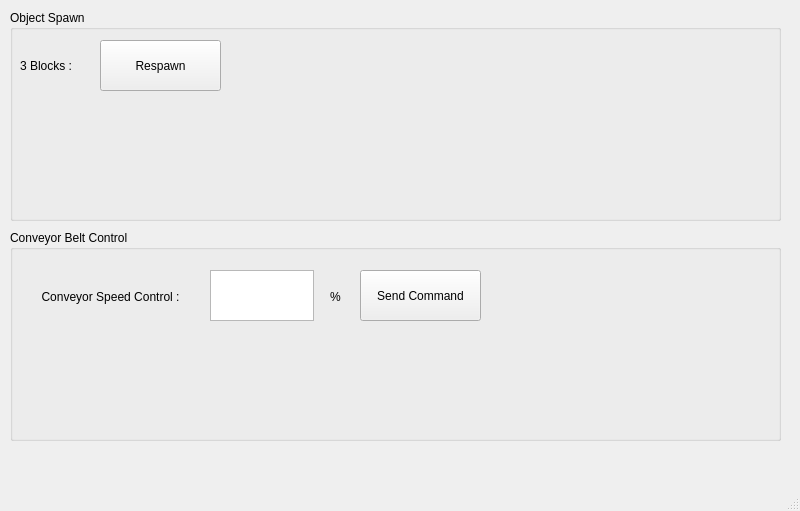
The window that fruitSorter/src/control.ui (NTLevin/ECE470FinalProject) describes before a commit, drawn with Qt 5.
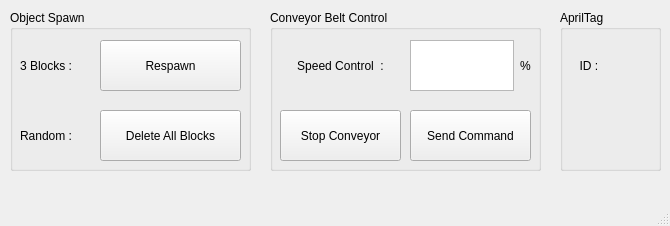
The same window after the commit.

```diff
--- a/fruitSorter/src/control.ui
+++ b/fruitSorter/src/control.ui
@@ -6,8 +6,8 @@
    <rect>
     <x>0</x>
     <y>0</y>
-    <width>800</width>
-    <height>511</height>
+    <width>670</width>
+    <height>226</height>
    </rect>
   </property>
   <property name="windowTitle">
@@ -19,8 +19,8 @@
      <rect>
       <x>10</x>
       <y>10</y>
-      <width>771</width>
-      <height>211</height>
+      <width>241</width>
+      <height>161</height>
      </rect>
     </property>
     <property name="title">
@@ -31,7 +31,7 @@
       <rect>
        <x>90</x>
        <y>30</y>
-       <width>121</width>
+       <width>141</width>
        <height>51</height>
       </rect>
      </property>
@@ -52,14 +52,40 @@
       <string>3 Blocks :</string>
      </property>
     </widget>
+    <widget class="QLabel" name="label_4">
+     <property name="geometry">
+      <rect>
+       <x>10</x>
+       <y>100</y>
+       <width>71</width>
+       <height>51</height>
+      </rect>
+     </property>
+     <property name="text">
+      <string>Random :</string>
+     </property>
+    </widget>
+    <widget class="QPushButton" name="pushButton_delete_all">
+     <property name="geometry">
+      <rect>
+       <x>90</x>
+       <y>100</y>
+       <width>141</width>
+       <height>51</height>
+      </rect>
+     </property>
+     <property name="text">
+      <string>Delete All Blocks</string>
+     </property>
+    </widget>
    </widget>
    <widget class="QGroupBox" name="groupBox_2">
     <property name="geometry">
      <rect>
-      <x>10</x>
-      <y>230</y>
-      <width>771</width>
-      <height>211</height>
+      <x>270</x>
+      <y>10</y>
+      <width>271</width>
+      <height>161</height>
      </rect>
     </property>
     <property name="title">
@@ -68,8 +94,8 @@
     <widget class="QPushButton" name="pushButton_conveyor_speed">
      <property name="geometry">
       <rect>
-       <x>350</x>
-       <y>40</y>
+       <x>140</x>
+       <y>100</y>
        <width>121</width>
        <height>51</height>
       </rect>
@@ -82,13 +108,13 @@
      <property name="geometry">
       <rect>
        <x>10</x>
-       <y>46</y>
-       <width>181</width>
-       <height>41</height>
+       <y>30</y>
+       <width>121</width>
+       <height>51</height>
       </rect>
      </property>
      <property name="text">
-      <string>Conveyor Speed Control :</string>
+      <string>Speed Control  :</string>
      </property>
      <property name="alignment">
       <set>Qt::AlignCenter</set>
@@ -97,10 +123,10 @@
     <widget class="QLabel" name="label_3">
      <property name="geometry">
       <rect>
-       <x>310</x>
-       <y>46</y>
+       <x>240</x>
+       <y>30</y>
        <width>31</width>
-       <height>41</height>
+       <height>51</height>
       </rect>
      </property>
      <property name="text">
@@ -113,13 +139,71 @@
     <widget class="QPlainTextEdit" name="plainTextEdit_conveyor_speed">
      <property name="geometry">
       <rect>
-       <x>200</x>
-       <y>40</y>
+       <x>140</x>
+       <y>30</y>
        <width>104</width>
        <height>51</height>
       </rect>
      </property>
     </widget>
+    <widget class="QPushButton" name="pushButton_conveyor_stop">
+     <property name="geometry">
+      <rect>
+       <x>10</x>
+       <y>100</y>
+       <width>121</width>
+       <height>51</height>
+      </rect>
+     </property>
+     <property name="text">
+      <string>Stop Conveyor</string>
+     </property>
+    </widget>
+   </widget>
+   <widget class="QGroupBox" name="groupBox_3">
+    <property name="geometry">
+     <rect>
+      <x>560</x>
+      <y>10</y>
+      <width>101</width>
+      <height>161</height>
+     </rect>
+    </property>
+    <property name="title">
+     <string>AprilTag</string>
+    </property>
+    <widget class="QLabel" name="label_7">
+     <property name="geometry">
+      <rect>
+       <x>10</x>
+       <y>30</y>
+       <width>41</width>
+       <height>51</height>
+      </rect>
+     </property>
+     <property name="text">
+      <string>ID : </string>
+     </property>
+     <property name="alignment">
+      <set>Qt::AlignCenter</set>
+     </property>
+    </widget>
+    <widget class="QLabel" name="label_8">
+     <property name="geometry">
+      <rect>
+       <x>50</x>
+       <y>30</y>
+       <width>41</width>
+       <height>51</height>
+      </rect>
+     </property>
+     <property name="text">
+      <string/>
+     </property>
+     <property name="alignment">
+      <set>Qt::AlignCenter</set>
+     </property>
+    </widget>
    </widget>
    <zorder>groupBox_2</zorder>
    <zorder>groupBox</zorder>
```
Left out of the diff: 5 changed lines with no effect on the pictures.
